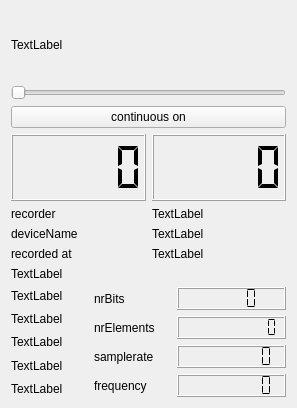
This is sources/devices/filereaders/xml-filereader/xmlfiles.ui in JvanKatwijk/qt-dab as Qt 5 draws it before an edit. The edited form follows.
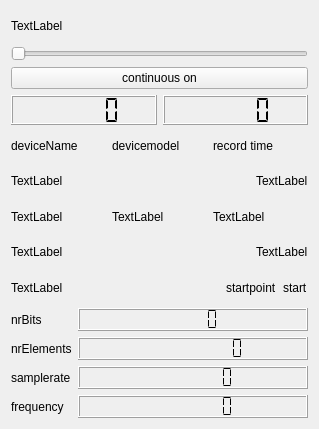
This is the edited form.

Patch:
```diff
--- a/sources/devices/filereaders/xml-filereader/xmlfiles.ui
+++ b/sources/devices/filereaders/xml-filereader/xmlfiles.ui
@@ -6,14 +6,14 @@
    <rect>
     <x>0</x>
     <y>0</y>
-    <width>297</width>
-    <height>408</height>
+    <width>319</width>
+    <height>429</height>
    </rect>
   </property>
   <property name="windowTitle">
    <string>xmlfiles</string>
   </property>
-  <layout class="QVBoxLayout" name="verticalLayout_5">
+  <layout class="QVBoxLayout" name="verticalLayout">
    <item>
     <widget class="QLabel" name="filenameLabel">
      <property name="toolTip">
@@ -66,51 +66,21 @@
     </layout>
    </item>
    <item>
-    <layout class="QVBoxLayout" name="verticalLayout">
+    <layout class="QHBoxLayout" name="horizontalLayout_2">
      <item>
-      <layout class="QGridLayout" name="gridLayout">
-       <item row="0" column="0">
-        <widget class="QLabel" name="recorderName">
-         <property name="text">
-          <string>recorder</string>
-         </property>
-        </widget>
-       </item>
-       <item row="0" column="1">
-        <widget class="QLabel" name="recorderVersion">
-         <property name="toolTip">
-          <string>&lt;html&gt;&lt;head/&gt;&lt;body&gt;&lt;p&gt;Shows recording software and version.&lt;/p&gt;&lt;/body&gt;&lt;/html&gt;</string>
-         </property>
-         <property name="text">
-          <string>TextLabel</string>
-         </property>
-        </widget>
-       </item>
-       <item row="1" column="0">
         <widget class="QLabel" name="deviceVersion">
          <property name="text">
           <string>deviceName</string>
          </property>
         </widget>
        </item>
-       <item row="1" column="1">
+     <item>
         <widget class="QLabel" name="deviceModel">
          <property name="toolTip">
           <string>&lt;html&gt;&lt;head/&gt;&lt;body&gt;&lt;p&gt;Shows recording device&lt;/p&gt;&lt;/body&gt;&lt;/html&gt;</string>
          </property>
          <property name="text">
-          <string>TextLabel</string>
-         </property>
-        </widget>
-       </item>
-      </layout>
-     </item>
-     <item>
-      <layout class="QHBoxLayout" name="horizontalLayout_3">
-       <item>
-        <widget class="QLabel" name="label_5">
-         <property name="text">
-          <string>recorded at </string>
+        <string>devicemodel</string>
          </property>
         </widget>
        </item>
@@ -120,25 +90,48 @@
           <string>&lt;html&gt;&lt;head/&gt;&lt;body&gt;&lt;p&gt;Shows recording time (it's not the current time)&lt;/p&gt;&lt;/body&gt;&lt;/html&gt;</string>
          </property>
          <property name="text">
-          <string>TextLabel</string>
+        <string>record time</string>
          </property>
         </widget>
        </item>
       </layout>
      </item>
      <item>
-      <widget class="QLabel" name="deviceGainLabel">
+    <layout class="QHBoxLayout" name="horizontalLayout_4">
+     <item>
+      <widget class="QLabel" name="recorderName">
        <property name="text">
         <string>TextLabel</string>
        </property>
       </widget>
      </item>
+     <item>
+      <spacer name="horizontalSpacer_2">
+       <property name="orientation">
+        <enum>Qt::Orientation::Horizontal</enum>
+       </property>
+       <property name="sizeHint" stdset="0">
+        <size>
+         <width>40</width>
+         <height>20</height>
+        </size>
+       </property>
+      </spacer>
+     </item>
+     <item>
+      <widget class="QLabel" name="recorderVersion">
+       <property name="toolTip">
+        <string>&lt;html&gt;&lt;head/&gt;&lt;body&gt;&lt;p&gt;Shows recording software and version.&lt;/p&gt;&lt;/body&gt;&lt;/html&gt;</string>
+       </property>
+       <property name="text">
+        <string>TextLabel</string>
+       </property>
+      </widget>
+     </item>
     </layout>
    </item>
    <item>
-    <layout class="QHBoxLayout" name="horizontalLayout_2">
-     <item>
-      <layout class="QVBoxLayout" name="verticalLayout_4">
+    <layout class="QHBoxLayout" name="horizontalLayout_5">
        <item>
         <widget class="QLabel" name="modulationtypeLabel">
          <property name="text">
@@ -146,27 +139,6 @@
          </property>
         </widget>
        </item>
-       <item>
-        <widget class="QLabel" name="iqOrderLabel">
-         <property name="text">
-          <string>TextLabel</string>
-         </property>
-        </widget>
-       </item>
-       <item>
-        <widget class="QLabel" name="containerLabel">
-         <property name="text">
-          <string>TextLabel</string>
-         </property>
-        </widget>
-       </item>
-       <item>
-        <widget class="QLabel" name="byteOrderLabel">
-         <property name="text">
-          <string>TextLabel</string>
-         </property>
-        </widget>
-       </item>
        <item>
         <widget class="QLabel" name="typeofUnitLabel">
          <property name="text">
@@ -174,63 +146,148 @@
          </property>
         </widget>
        </item>
+     <item>
+      <widget class="QLabel" name="byteOrderLabel">
+       <property name="text">
+        <string>TextLabel</string>
+       </property>
+      </widget>
+     </item>
       </layout>
      </item>
      <item>
-      <layout class="QVBoxLayout" name="verticalLayout_3">
+    <layout class="QHBoxLayout" name="horizontalLayout_6">
        <item>
+      <widget class="QLabel" name="containerLabel">
+       <property name="text">
+        <string>TextLabel</string>
+       </property>
+      </widget>
+     </item>
+     <item>
+      <spacer name="horizontalSpacer_3">
+       <property name="orientation">
+        <enum>Qt::Orientation::Horizontal</enum>
+       </property>
+       <property name="sizeHint" stdset="0">
+        <size>
+         <width>40</width>
+         <height>20</height>
+        </size>
+       </property>
+      </spacer>
+     </item>
+     <item>
+      <widget class="QLabel" name="iqOrderLabel">
+       <property name="text">
+        <string>TextLabel</string>
+       </property>
+      </widget>
+     </item>
+    </layout>
+   </item>
+   <item>
+    <layout class="QHBoxLayout" name="horizontalLayout_3">
+     <item>
+      <widget class="QLabel" name="deviceGainLabel">
+       <property name="text">
+        <string>TextLabel</string>
+       </property>
+      </widget>
+     </item>
+     <item>
+      <spacer name="horizontalSpacer">
+       <property name="orientation">
+        <enum>Qt::Orientation::Horizontal</enum>
+       </property>
+       <property name="sizeHint" stdset="0">
+        <size>
+         <width>40</width>
+         <height>20</height>
+        </size>
+       </property>
+      </spacer>
+     </item>
+     <item>
+      <widget class="QLabel" name="label_5">
+       <property name="text">
+        <string>startpoint</string>
+       </property>
+      </widget>
+     </item>
+     <item>
+      <widget class="QLabel" name="startpoint">
+       <property name="text">
+        <string>start</string>
+       </property>
+      </widget>
+     </item>
+    </layout>
+   </item>
+   <item>
+    <layout class="QFormLayout" name="formLayout">
+     <item row="0" column="0">
         <widget class="QLabel" name="label">
          <property name="text">
           <string>nrBits</string>
          </property>
         </widget>
        </item>
-       <item>
+     <item row="0" column="1">
+      <widget class="QLCDNumber" name="nrBitsDisplay">
+       <property name="toolTip">
+        <string>&lt;html&gt;&lt;head/&gt;&lt;body&gt;&lt;p&gt;Number of bits recorded&lt;/p&gt;&lt;/body&gt;&lt;/html&gt;</string>
+       </property>
+       <property name="segmentStyle">
+        <enum>QLCDNumber::SegmentStyle::Flat</enum>
+       </property>
+      </widget>
+     </item>
+     <item row="1" column="0">
         <widget class="QLabel" name="label_2">
          <property name="text">
           <string>nrElements</string>
          </property>
         </widget>
        </item>
-       <item>
+     <item row="1" column="1">
+      <widget class="QLCDNumber" name="nrElementsDisplay">
+       <property name="digitCount">
+        <number>10</number>
+       </property>
+       <property name="segmentStyle">
+        <enum>QLCDNumber::SegmentStyle::Flat</enum>
+       </property>
+      </widget>
+     </item>
+     <item row="2" column="0">
         <widget class="QLabel" name="label_3">
          <property name="text">
           <string>samplerate</string>
          </property>
         </widget>
        </item>
-       <item>
+     <item row="2" column="1">
+      <widget class="QLCDNumber" name="frequencyDisplay">
+       <property name="toolTip">
+        <string>&lt;html&gt;&lt;head/&gt;&lt;body&gt;&lt;p&gt;Initial frequency of the recorded ensemble (in kHz)&lt;/p&gt;&lt;/body&gt;&lt;/html&gt;</string>
+       </property>
+       <property name="digitCount">
+        <number>8</number>
+       </property>
+       <property name="segmentStyle">
+        <enum>QLCDNumber::SegmentStyle::Flat</enum>
+       </property>
+      </widget>
+     </item>
+     <item row="3" column="0">
         <widget class="QLabel" name="label_4">
          <property name="text">
           <string>frequency</string>
          </property>
         </widget>
        </item>
-      </layout>
-     </item>
-     <item>
-      <layout class="QVBoxLayout" name="verticalLayout_2">
-       <item>
-        <widget class="QLCDNumber" name="nrBitsDisplay">
-         <property name="toolTip">
-          <string>&lt;html&gt;&lt;head/&gt;&lt;body&gt;&lt;p&gt;Number of bits recorded&lt;/p&gt;&lt;/body&gt;&lt;/html&gt;</string>
-         </property>
-         <property name="segmentStyle">
-          <enum>QLCDNumber::SegmentStyle::Flat</enum>
-         </property>
-        </widget>
-       </item>
-       <item>
-        <widget class="QLCDNumber" name="nrElementsDisplay">
-         <property name="digitCount">
-          <number>10</number>
-         </property>
-         <property name="segmentStyle">
-          <enum>QLCDNumber::SegmentStyle::Flat</enum>
-         </property>
-        </widget>
-       </item>
-       <item>
+     <item row="3" column="1">
         <widget class="QLCDNumber" name="samplerateDisplay">
          <property name="toolTip">
           <string>&lt;html&gt;&lt;head/&gt;&lt;body&gt;&lt;p&gt;Sampling rate in Hz (normally 2048000 Hz)&lt;/p&gt;&lt;/body&gt;&lt;/html&gt;</string>
@@ -242,21 +299,6 @@
           <enum>QLCDNumber::SegmentStyle::Flat</enum>
          </property>
         </widget>
-       </item>
-       <item>
-        <widget class="QLCDNumber" name="frequencyDisplay">
-         <property name="toolTip">
-          <string>&lt;html&gt;&lt;head/&gt;&lt;body&gt;&lt;p&gt;Initial frequency of the recorded ensemble (in kHz)&lt;/p&gt;&lt;/body&gt;&lt;/html&gt;</string>
-         </property>
-         <property name="digitCount">
-          <number>8</number>
-         </property>
-         <property name="segmentStyle">
-          <enum>QLCDNumber::SegmentStyle::Flat</enum>
-         </property>
-        </widget>
-       </item>
-      </layout>
      </item>
     </layout>
    </item>
```
Lines whose indentation alone changed are shown as unchanged.
